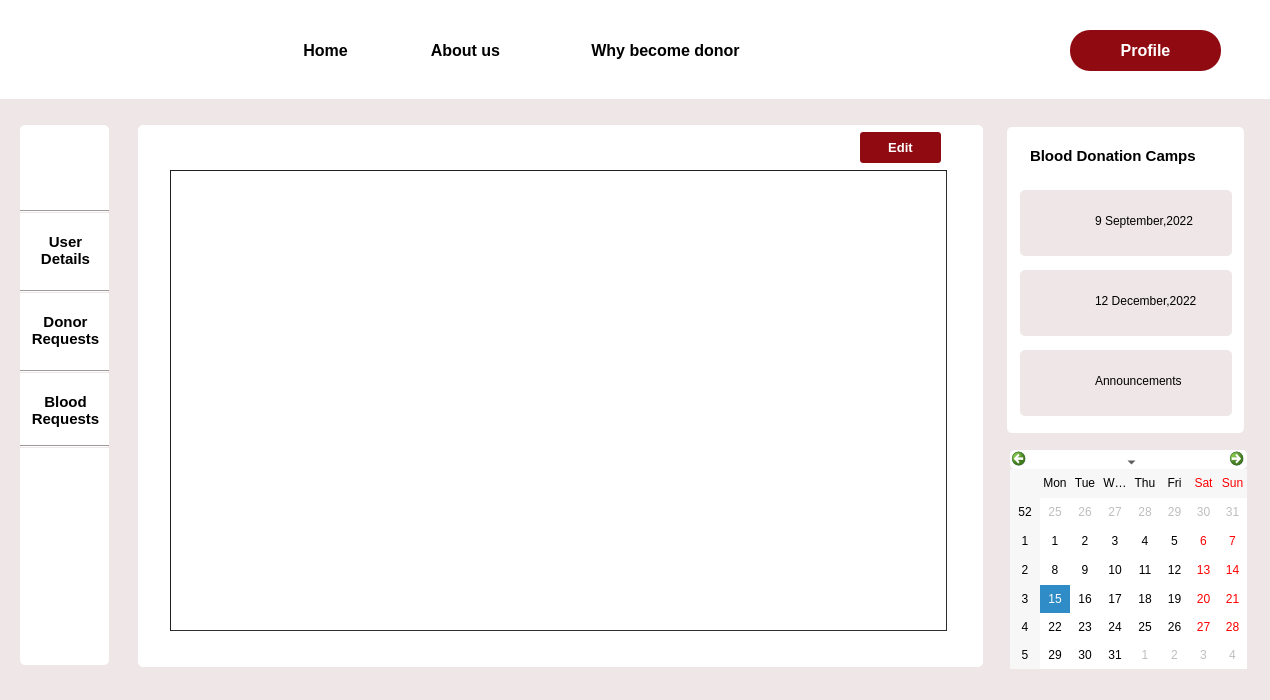
Before: the Qt Designer form donor_request.ui in Rista10/Final, drawn with Qt 5.
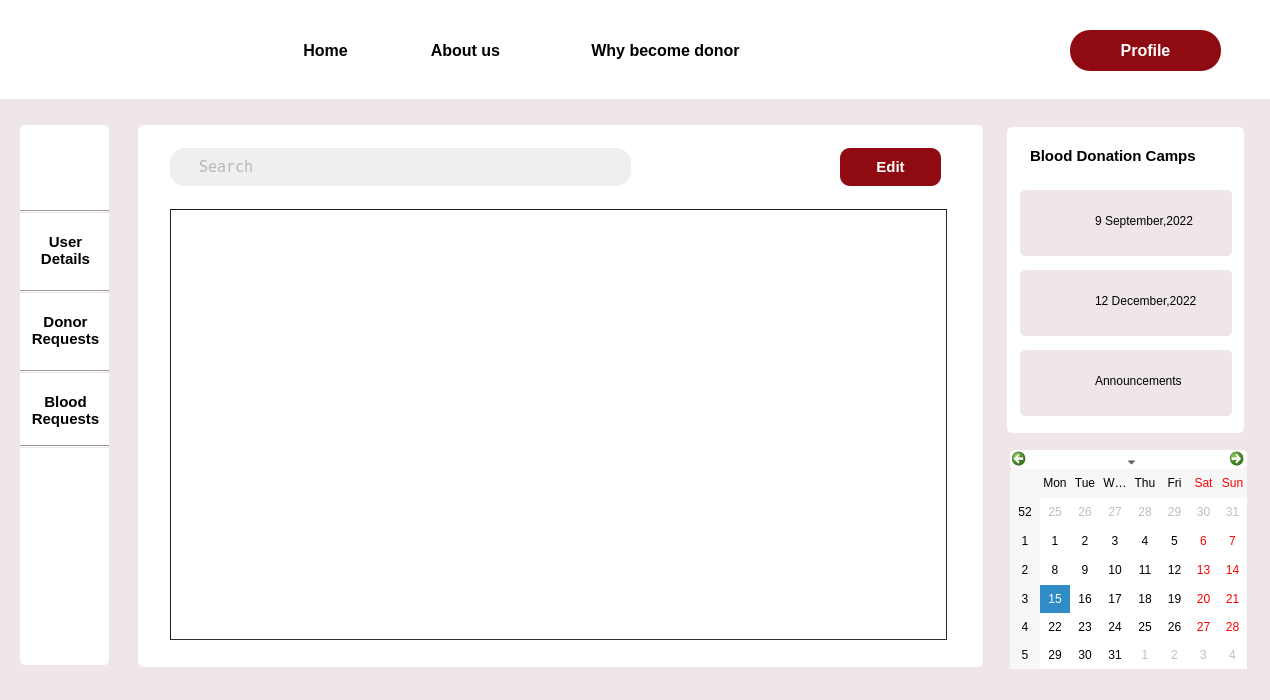
After: the same form once the commit is applied. Icons and pictures are not drawn.

```diff
--- a/donor_request.ui
+++ b/donor_request.ui
@@ -642,9 +642,9 @@
    <property name="geometry">
     <rect>
      <x>170</x>
-     <y>170</y>
+     <y>209</y>
      <width>777</width>
-     <height>461</height>
+     <height>431</height>
     </rect>
    </property>
    <property name="styleSheet">
@@ -661,25 +661,56 @@
     <bool>false</bool>
    </attribute>
   </widget>
+  <widget class="QLineEdit" name="search">
+   <property name="geometry">
+    <rect>
+     <x>170</x>
+     <y>148</y>
+     <width>461</width>
+     <height>38</height>
+    </rect>
+   </property>
+   <property name="font">
+    <font>
+     <family>Andale Mono</family>
+     <pointsize>11</pointsize>
+    </font>
+   </property>
+   <property name="cursor">
+    <cursorShape>IBeamCursor</cursorShape>
+   </property>
+   <property name="styleSheet">
+    <string notr="true">background-color: #F1EEEE;;
+color:grey;
+border-radius:15px;
+font-family:Andale Mono;</string>
+   </property>
+   <property name="text">
+    <string/>
+   </property>
+   <property name="placeholderText">
+    <string>   Search</string>
+   </property>
+  </widget>
   <widget class="QPushButton" name="pushButton">
    <property name="geometry">
     <rect>
-     <x>860</x>
-     <y>132</y>
-     <width>81</width>
-     <height>31</height>
+     <x>840</x>
+     <y>148</y>
+     <width>101</width>
+     <height>38</height>
     </rect>
    </property>
    <property name="font">
     <font>
-     <pointsize>10</pointsize>
+     <pointsize>11</pointsize>
      <bold>true</bold>
     </font>
    </property>
    <property name="styleSheet">
     <string notr="true">background-color: rgb(144, 10, 18);
 color: rgb(255, 255, 255);
-border-radius:3px;</string>
+border-radius:10px;</string>
    </property>
    <property name="text">
     <string>Edit</string>
@@ -714,6 +745,7 @@
   <zorder>label_28</zorder>
   <zorder>label_29</zorder>
   <zorder>tableView</zorder>
+  <zorder>search</zorder>
   <zorder>pushButton</zorder>
  </widget>
  <resources/>
```
